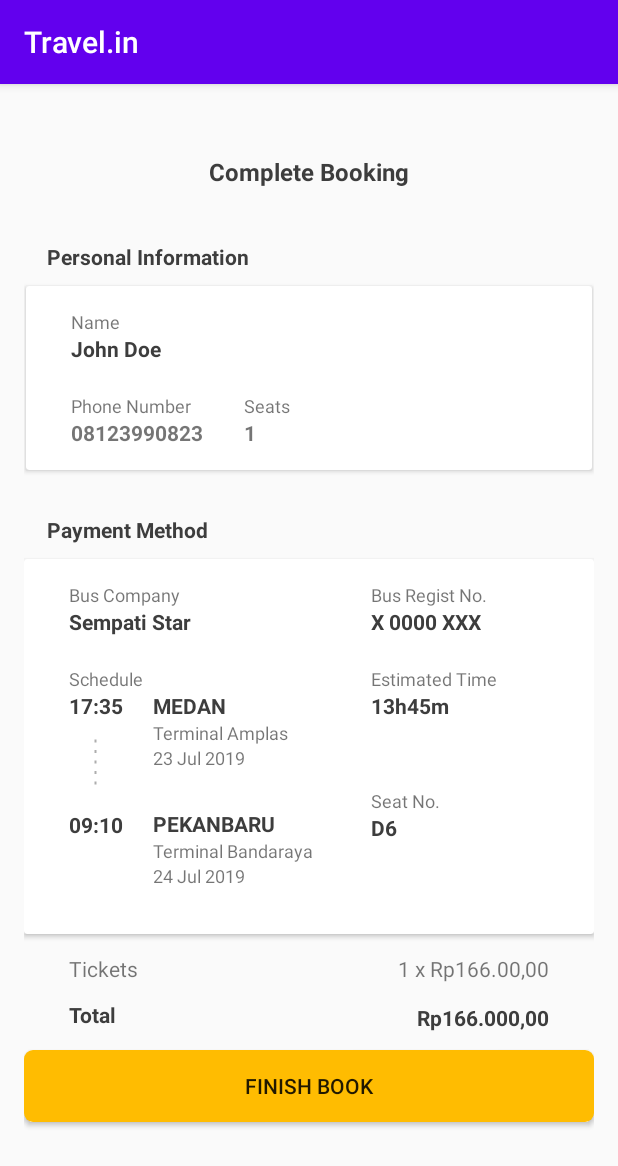
After one commit to hasnabila321/Travel.in_Ver2, an Android app: the CompleteBookPage screen opened directly, with no data from a screen before it, on a phone screen of 412 x 824 dp. The commit adds this screen. Shown: the top 1166 px of the screen. Run offline under Robolectric (Android 15) with nearby library versions, the light colour scheme and no system bars; 1 statement that could not run was skipped.

Commit message:
complete booking page

```diff
--- a/app/src/main/java/com/example/travelin/BookingSeatPage.java
+++ b/app/src/main/java/com/example/travelin/BookingSeatPage.java
@@ -1,5 +1,6 @@
 package com.example.travelin;
 
+import android.content.Intent;
 import android.os.Bundle;
 import android.view.View;
 import android.widget.Button;
@@ -10,7 +11,7 @@ import androidx.appcompat.app.AppCompatActivity;
 
 public class BookingSeatPage extends AppCompatActivity implements View.OnClickListener {
 
-    private Button search_buses;
+    private Button btnBookNow;
     private ImageView seatA1, seatA2, seatA3, seatA4, seatA5, seatA6;
     private ImageView seatB1, seatB2, seatB3, seatB4, seatB5, seatB6;
     private ImageView seatC1, seatC2, seatC3, seatC4, seatC5, seatC6;
@@ -22,6 +23,10 @@ public class BookingSeatPage extends AppCompatActivity implements View.OnClickLi
     protected void onCreate(Bundle savedInstanceState) {
         super.onCreate(savedInstanceState);
         setContentView(R.layout.activity_booking_seat);
+
+        btnBookNow = findViewById(R.id.btnBookNow);
+
+        btnBookNow.setOnClickListener(this);
 
         seatA1 = findViewById(R.id.seatA1);
         seatA2 = findViewById(R.id.seatA2);
@@ -107,22 +112,14 @@ public class BookingSeatPage extends AppCompatActivity implements View.OnClickLi
         seatD4.setOnClickListener(this);
         seatD5.setOnClickListener(this);
         seatD6.setOnClickListener(this);
-//        requestWindowFeature(Window.FEATURE_NO_TITLE);
-//        getWindow().setFlags(WindowManager.LayoutParams.FLAG_FULLSCREEN, WindowManager.LayoutParams.FLAG_FULLSCREEN);
-//        setContentView(R.layout.activity_main);
-//        search_buses = findViewById(R.id.search_buses);
-//        search_buses.setOnClickListener(view -> {
-//            Intent intent = new Intent(getApplicationContext(), Main2Activity.class);
-//            startActivity(intent);
-//        });
     }
 
     @Override
     public void onClick(View v) {
-        // Pake if yg ini buat ngatur2 tombol
-//        if(){
-
-//        }else {
+        if(v.getId() == R.id.btnBookNow){
+            Intent intent = new Intent(this, CompleteBookPage.class);
+            startActivity(intent);
+        }else {
             int i = 0;
             String seatId = ""; // nyimpen nama kursi yg dipilih
             int selectedSeat; // nyimpen nomor urutan array kursi ke berapa yg kita pilih
@@ -144,6 +141,6 @@ public class BookingSeatPage extends AppCompatActivity implements View.OnClickLi
             // Disini tinggal ngubah warna kursi jadi available sama ngecek kursi available atau ngga
             // Jangan lupa masukin kursi mana aja yg mau di booking
 
-//        }
+        }
     }
 }
--- /dev/null
+++ b/app/src/main/java/com/example/travelin/CompleteBookPage.java
@@ -0,0 +1,14 @@
+package com.example.travelin;
+
+import androidx.appcompat.app.AppCompatActivity;
+
+import android.os.Bundle;
+
+public class CompleteBookPage extends AppCompatActivity {
+
+    @Override
+    protected void onCreate(Bundle savedInstanceState) {
+        super.onCreate(savedInstanceState);
+        setContentView(R.layout.activity_complete_book_page);
+    }
+}
--- a/app/src/main/res/layout/activity_booking_seat.xml
+++ b/app/src/main/res/layout/activity_booking_seat.xml
@@ -677,7 +677,7 @@
         </ScrollView>
 
         <Button
-            android:id="@+id/button3"
+            android:id="@+id/btnBookNow"
             android:layout_width="350dp"
             android:layout_height="wrap_content"
             android:layout_marginTop="20dp"
--- a/app/src/main/res/layout/activity_bus_list_page.xml
+++ b/app/src/main/res/layout/activity_bus_list_page.xml
@@ -13,7 +13,7 @@
         android:id="@+id/cardView1"
         android:layout_width="0dp"
         android:layout_height="58dp"
-        app:layout_constraintEnd_toStartOf="@+id/button3"
+        app:layout_constraintEnd_toStartOf="@+id/btnBookNow"
         app:layout_constraintStart_toStartOf="parent"
         app:layout_constraintTop_toTopOf="parent">
 
@@ -57,7 +57,7 @@
         android:layout_width="0dp"
         android:layout_height="58dp"
         app:layout_constraintEnd_toEndOf="parent"
-        app:layout_constraintStart_toEndOf="@+id/button3"
+        app:layout_constraintStart_toEndOf="@+id/btnBookNow"
         app:layout_constraintTop_toTopOf="parent">
 
         <androidx.constraintlayout.widget.ConstraintLayout
@@ -95,7 +95,7 @@
     </androidx.cardview.widget.CardView>
 
     <Button
-        android:id="@+id/button3"
+        android:id="@+id/btnBookNow"
         android:layout_width="20dp"
         android:layout_height="58dp"
         android:background="@null"
@@ -110,7 +110,7 @@
         android:layout_marginTop="16dp"
         app:layout_constraintEnd_toEndOf="parent"
         app:layout_constraintStart_toStartOf="parent"
-        app:layout_constraintTop_toBottomOf="@+id/button3">
+        app:layout_constraintTop_toBottomOf="@+id/btnBookNow">
 
         <androidx.constraintlayout.widget.ConstraintLayout
             android:layout_width="match_parent"
--- /dev/null
+++ b/app/src/main/res/layout/activity_complete_book_page.xml
@@ -0,0 +1,422 @@
+<?xml version="1.0" encoding="utf-8"?>
+<androidx.constraintlayout.widget.ConstraintLayout xmlns:android="http://schemas.android.com/apk/res/android"
+    xmlns:app="http://schemas.android.com/apk/res-auto"
+    xmlns:tools="http://schemas.android.com/tools"
+    android:layout_width="match_parent"
+    android:layout_height="match_parent"
+    android:layout_margin="16dp"
+    tools:context=".CompleteBookPage">
+
+    <TextView
+        android:id="@+id/textView2"
+        android:layout_width="wrap_content"
+        android:layout_height="wrap_content"
+        android:layout_marginTop="31dp"
+        android:text="Complete Booking"
+        android:textColor="#3D3D3D"
+        android:textSize="16sp"
+        android:textStyle="bold"
+        app:layout_constraintEnd_toEndOf="parent"
+        app:layout_constraintStart_toStartOf="parent"
+        app:layout_constraintTop_toTopOf="parent" />
+
+    <TextView
+        android:id="@+id/textView4"
+        android:layout_width="wrap_content"
+        android:layout_height="wrap_content"
+        android:layout_marginStart="15dp"
+        android:layout_marginTop="36dp"
+        android:text="Personal Information"
+        android:textColor="#3D3D3D"
+        android:textStyle="bold"
+        app:layout_constraintStart_toStartOf="parent"
+        app:layout_constraintTop_toBottomOf="@+id/textView2" />
+
+    <androidx.cardview.widget.CardView
+        android:id="@+id/cardView"
+        android:layout_width="377dp"
+        android:layout_height="wrap_content"
+        android:layout_marginTop="10dp"
+        app:layout_constraintEnd_toEndOf="parent"
+        app:layout_constraintStart_toStartOf="parent"
+        app:layout_constraintTop_toBottomOf="@+id/textView4">
+
+        <androidx.constraintlayout.widget.ConstraintLayout
+            android:layout_width="match_parent"
+            android:layout_height="match_parent"
+            android:layout_marginStart="30dp"
+            android:layout_marginTop="15dp"
+            android:layout_marginEnd="30dp"
+            android:layout_marginBottom="15dp">
+
+            <TextView
+                android:id="@+id/textView5"
+                android:layout_width="wrap_content"
+                android:layout_height="wrap_content"
+                android:text="Name"
+                android:textSize="12sp"
+                app:layout_constraintStart_toStartOf="parent"
+                app:layout_constraintTop_toTopOf="parent" />
+
+            <TextView
+                android:id="@+id/textView6"
+                android:layout_width="wrap_content"
+                android:layout_height="wrap_content"
+                android:text="John Doe"
+                android:textColor="#3D3D3D"
+                android:textStyle="bold"
+                app:layout_constraintStart_toStartOf="parent"
+                app:layout_constraintTop_toBottomOf="@+id/textView5" />
+
+            <TextView
+                android:id="@+id/textView7"
+                android:layout_width="wrap_content"
+                android:layout_height="wrap_content"
+                android:layout_marginTop="20dp"
+                android:text="Phone Number"
+                android:textSize="12sp"
+                app:layout_constraintStart_toStartOf="parent"
+                app:layout_constraintTop_toBottomOf="@+id/textView6" />
+
+            <TextView
+                android:id="@+id/textView8"
+                android:layout_width="wrap_content"
+                android:layout_height="wrap_content"
+                android:text="08123990823"
+                android:textStyle="bold"
+                app:layout_constraintStart_toStartOf="parent"
+                app:layout_constraintTop_toBottomOf="@+id/textView7" />
+
+            <TextView
+                android:id="@+id/textView9"
+                android:layout_width="wrap_content"
+                android:layout_height="wrap_content"
+                android:layout_marginStart="27dp"
+                android:layout_marginTop="20dp"
+                android:text="Seats"
+                android:textSize="12sp"
+                app:layout_constraintStart_toEndOf="@+id/textView8"
+                app:layout_constraintTop_toBottomOf="@+id/textView6" />
+
+            <TextView
+                android:id="@+id/textView11"
+                android:layout_width="wrap_content"
+                android:layout_height="wrap_content"
+                android:layout_marginStart="27dp"
+                android:text="1"
+                android:textStyle="bold"
+                app:layout_constraintStart_toEndOf="@+id/textView8"
+                app:layout_constraintTop_toBottomOf="@+id/textView9" />
+
+        </androidx.constraintlayout.widget.ConstraintLayout>
+
+        <View
+            android:id="@+id/view3"
+            android:layout_width="wrap_content"
+            android:layout_height="1dp"
+            android:layout_gravity="center"
+            android:backgroundTint="#F4F4F4" />
+    </androidx.cardview.widget.CardView>
+
+    <TextView
+        android:id="@+id/textView12"
+        android:layout_width="wrap_content"
+        android:layout_height="wrap_content"
+        android:layout_marginStart="15dp"
+        android:layout_marginTop="30dp"
+        android:text="Payment Method"
+        android:textColor="#3D3D3D"
+        android:textStyle="bold"
+        app:layout_constraintStart_toStartOf="parent"
+        app:layout_constraintTop_toBottomOf="@+id/cardView" />
+
+    <androidx.cardview.widget.CardView
+        android:id="@+id/cardView4"
+        android:layout_width="0dp"
+        android:layout_height="250dp"
+        android:layout_marginTop="10dp"
+        app:layout_constraintEnd_toEndOf="parent"
+        app:layout_constraintStart_toStartOf="parent"
+        app:layout_constraintTop_toBottomOf="@+id/textView12">
+
+        <androidx.constraintlayout.widget.ConstraintLayout
+            android:layout_width="match_parent"
+            android:layout_height="match_parent"
+            android:layout_marginStart="30dp"
+            android:layout_marginTop="15dp"
+            android:layout_marginEnd="30dp"
+            android:layout_marginBottom="15dp">
+
+            <TextView
+                android:id="@+id/textView13"
+                android:layout_width="wrap_content"
+                android:layout_height="wrap_content"
+                android:text="Bus Company"
+                android:textSize="12sp"
+                app:layout_constraintStart_toStartOf="parent"
+                app:layout_constraintTop_toTopOf="parent" />
+
+            <TextView
+                android:id="@+id/textView14"
+                android:layout_width="wrap_content"
+                android:layout_height="wrap_content"
+                android:text="Sempati Star"
+                android:textColor="#3D3D3D"
+                android:textStyle="bold"
+                app:layout_constraintStart_toStartOf="parent"
+                app:layout_constraintTop_toBottomOf="@+id/textView13" />
+
+            <TextView
+                android:id="@+id/textView15"
+                android:layout_width="wrap_content"
+                android:layout_height="wrap_content"
+                android:layout_marginTop="20dp"
+                android:text="Schedule"
+                android:textSize="12sp"
+                app:layout_constraintStart_toStartOf="parent"
+                app:layout_constraintTop_toBottomOf="@+id/textView14" />
+
+            <TextView
+                android:id="@+id/textView17"
+                android:layout_width="wrap_content"
+                android:layout_height="wrap_content"
+                android:text="17:35"
+                android:textColor="#3D3D3D"
+                android:textSize="14sp"
+                android:textStyle="bold"
+                app:layout_constraintStart_toStartOf="parent"
+                app:layout_constraintTop_toBottomOf="@+id/textView15" />
+
+            <ImageView
+                android:id="@+id/imageView2"
+                android:layout_width="35dp"
+                android:layout_height="0dp"
+                android:layout_marginTop="8dp"
+                android:layout_marginBottom="8dp"
+                app:layout_constraintBottom_toTopOf="@+id/textView19"
+                app:layout_constraintStart_toStartOf="parent"
+                app:layout_constraintTop_toBottomOf="@+id/textView17"
+                app:srcCompat="@drawable/dashed_line" />
+
+            <TextView
+                android:id="@+id/textView19"
+                android:layout_width="wrap_content"
+                android:layout_height="wrap_content"
+                android:layout_marginBottom="48dp"
+                android:text="09:10"
+                android:textColor="#3D3D3D"
+                android:textStyle="bold"
+                app:layout_constraintBottom_toBottomOf="parent"
+                app:layout_constraintStart_toStartOf="parent" />
+
+            <TextView
+                android:id="@+id/textView22"
+                android:layout_width="wrap_content"
+                android:layout_height="wrap_content"
+                android:layout_marginStart="20dp"
+                android:layout_marginEnd="10dp"
+                android:inputType="textCapCharacters"
+                android:text="MEDAN"
+                android:textColor="#3D3D3D"
+                android:textStyle="bold"
+                app:layout_constraintEnd_toStartOf="@+id/view4"
+                app:layout_constraintHorizontal_bias="0.0"
+                app:layout_constraintStart_toEndOf="@+id/textView17"
+                app:layout_constraintTop_toBottomOf="@+id/textView15" />
+
+            <TextView
+                android:id="@+id/textView23"
+                android:layout_width="wrap_content"
+                android:layout_height="wrap_content"
+                android:layout_marginStart="20dp"
+                android:layout_marginEnd="10dp"
+                android:text="Terminal Amplas"
+                android:textSize="12sp"
+                app:layout_constraintEnd_toStartOf="@+id/view4"
+                app:layout_constraintHorizontal_bias="0.0"
+                app:layout_constraintStart_toEndOf="@+id/textView17"
+                app:layout_constraintTop_toBottomOf="@+id/textView22" />
+
+            <TextView
+                android:id="@+id/textView24"
+                android:layout_width="wrap_content"
+                android:layout_height="wrap_content"
+                android:layout_marginStart="20dp"
+                android:layout_marginEnd="10dp"
+                android:text="23 Jul 2019"
+                android:textSize="12sp"
+                app:layout_constraintEnd_toStartOf="@+id/view4"
+                app:layout_constraintHorizontal_bias="0.0"
+                app:layout_constraintStart_toEndOf="@+id/textView17"
+                app:layout_constraintTop_toBottomOf="@+id/textView23" />
+
+            <TextView
+                android:id="@+id/textView25"
+                android:layout_width="wrap_content"
+                android:layout_height="wrap_content"
+                android:layout_marginStart="20dp"
+                android:layout_marginEnd="10dp"
+                android:text="PEKANBARU"
+                android:textColor="#3D3D3D"
+                android:textStyle="bold"
+                app:layout_constraintBottom_toTopOf="@+id/textView27"
+                app:layout_constraintEnd_toStartOf="@+id/view4"
+                app:layout_constraintHorizontal_bias="0.0"
+                app:layout_constraintStart_toEndOf="@+id/textView19" />
+
+            <TextView
+                android:id="@+id/textView26"
+                android:layout_width="wrap_content"
+                android:layout_height="wrap_content"
+                android:layout_marginStart="20dp"
+                android:layout_marginEnd="10dp"
+                android:layout_marginBottom="15dp"
+                android:text="24 Jul 2019"
+                android:textSize="12sp"
+                app:layout_constraintBottom_toBottomOf="parent"
+                app:layout_constraintEnd_toStartOf="@+id/view4"
+                app:layout_constraintHorizontal_bias="0.0"
+                app:layout_constraintStart_toEndOf="@+id/textView19" />
+
+            <TextView
+                android:id="@+id/textView27"
+                android:layout_width="wrap_content"
+                android:layout_height="wrap_content"
+                android:layout_marginStart="20dp"
+                android:layout_marginEnd="10dp"
+                android:text="Terminal Bandaraya"
+                android:textSize="12sp"
+                app:layout_constraintBottom_toTopOf="@+id/textView26"
+                app:layout_constraintEnd_toStartOf="@+id/view4"
+                app:layout_constraintHorizontal_bias="0.0"
+                app:layout_constraintStart_toEndOf="@+id/textView19" />
+
+            <View
+                android:id="@+id/view4"
+                android:layout_width="1dp"
+                android:layout_height="wrap_content"
+                android:layout_marginStart="200dp"
+                android:background="@null"
+                app:layout_constraintBottom_toBottomOf="parent"
+                app:layout_constraintStart_toStartOf="parent"
+                app:layout_constraintTop_toTopOf="parent" />
+
+            <TextView
+                android:id="@+id/textView28"
+                android:layout_width="wrap_content"
+                android:layout_height="wrap_content"
+                android:text="Bus Regist No."
+                android:textSize="12sp"
+                app:layout_constraintStart_toEndOf="@+id/view4"
+                app:layout_constraintTop_toTopOf="parent" />
+
+            <TextView
+                android:id="@+id/textView29"
+                android:layout_width="wrap_content"
+                android:layout_height="wrap_content"
+                android:text="X 0000 XXX"
+                android:textColor="#3D3D3D"
+                android:textStyle="bold"
+                app:layout_constraintStart_toEndOf="@+id/view4"
+                app:layout_constraintTop_toBottomOf="@+id/textView28" />
+
+            <TextView
+                android:id="@+id/textView30"
+                android:layout_width="wrap_content"
+                android:layout_height="wrap_content"
+                android:layout_marginTop="20dp"
+                android:text="Estimated Time"
+                android:textSize="12sp"
+                app:layout_constraintStart_toEndOf="@+id/view4"
+                app:layout_constraintTop_toBottomOf="@+id/textView29" />
+
+            <TextView
+                android:id="@+id/textView31"
+                android:layout_width="wrap_content"
+                android:layout_height="wrap_content"
+                android:text="13h45m"
+                android:textColor="#3D3D3D"
+                android:textStyle="bold"
+                app:layout_constraintStart_toEndOf="@+id/view4"
+                app:layout_constraintTop_toBottomOf="@+id/textView30" />
+
+            <TextView
+                android:id="@+id/textView32"
+                android:layout_width="wrap_content"
+                android:layout_height="wrap_content"
+                android:layout_marginTop="45dp"
+                android:text="Seat No."
+                android:textSize="12sp"
+                app:layout_constraintStart_toEndOf="@+id/view4"
+                app:layout_constraintTop_toBottomOf="@+id/textView31" />
+
+            <TextView
+                android:id="@+id/textView33"
+                android:layout_width="wrap_content"
+                android:layout_height="wrap_content"
+                android:text="D6"
+                android:textColor="#3D3D3D"
+                android:textStyle="bold"
+                app:layout_constraintStart_toEndOf="@+id/view4"
+                app:layout_constraintTop_toBottomOf="@+id/textView32" />
+        </androidx.constraintlayout.widget.ConstraintLayout>
+    </androidx.cardview.widget.CardView>
+
+    <TextView
+        android:id="@+id/textView34"
+        android:layout_width="wrap_content"
+        android:layout_height="wrap_content"
+        android:layout_marginStart="30dp"
+        android:layout_marginTop="13dp"
+        android:text="Tickets"
+        app:layout_constraintStart_toStartOf="parent"
+        app:layout_constraintTop_toBottomOf="@+id/cardView4" />
+
+    <TextView
+        android:id="@+id/textView35"
+        android:layout_width="wrap_content"
+        android:layout_height="wrap_content"
+        android:layout_marginTop="13dp"
+        android:layout_marginEnd="30dp"
+        android:text="1 x Rp166.00,00"
+        android:textAlignment="textEnd"
+        app:layout_constraintEnd_toEndOf="parent"
+        app:layout_constraintTop_toBottomOf="@+id/cardView4" />
+
+    <TextView
+        android:id="@+id/textView36"
+        android:layout_width="wrap_content"
+        android:layout_height="wrap_content"
+        android:layout_marginStart="30dp"
+        android:layout_marginTop="11dp"
+        android:text="Total"
+        android:textColor="#3D3D3D"
+        android:textStyle="bold"
+        app:layout_constraintStart_toStartOf="parent"
+        app:layout_constraintTop_toBottomOf="@+id/textView34" />
+
+    <TextView
+        android:id="@+id/textView37"
+        android:layout_width="wrap_content"
+        android:layout_height="wrap_content"
+        android:layout_marginTop="13dp"
+        android:layout_marginEnd="30dp"
+        android:text="Rp166.000,00"
+        android:textAlignment="textEnd"
+        android:textColor="#3D3D3D"
+        android:textStyle="bold"
+        app:layout_constraintEnd_toEndOf="parent"
+        app:layout_constraintTop_toBottomOf="@+id/textView35" />
+
+    <Button
+        android:id="@+id/button2"
+        android:layout_width="0dp"
+        android:layout_height="wrap_content"
+        android:layout_marginTop="12dp"
+        android:background="@drawable/button_small"
+        android:text="Finish Book"
+        app:layout_constraintEnd_toEndOf="parent"
+        app:layout_constraintStart_toStartOf="parent"
+        app:layout_constraintTop_toBottomOf="@+id/textView37" />
+
+</androidx.constraintlayout.widget.ConstraintLayout>
--- a/app/src/main/res/layout/bus_viewholder.xml
+++ b/app/src/main/res/layout/bus_viewholder.xml
@@ -77,10 +77,12 @@
                 <ImageView
                     android:id="@+id/imageView"
                     android:layout_width="30dp"
-                    android:layout_height="30dp"
+                    android:layout_height="0dp"
                     android:layout_marginStart="3dp"
                     android:layout_marginTop="8dp"
-                    android:background="@drawable/dashed_line_bus_list"
+                    android:layout_marginBottom="8dp"
+                    android:background="@drawable/dashed_line"
+                    app:layout_constraintBottom_toTopOf="@+id/tvArrivalTime"
                     app:layout_constraintStart_toStartOf="parent"
                     app:layout_constraintTop_toBottomOf="@+id/tvDepartureTime" />
 
@@ -88,23 +90,23 @@
                     android:id="@+id/tvArrivalTime"
                     android:layout_width="wrap_content"
                     android:layout_height="wrap_content"
-                    android:layout_marginTop="8dp"
+                    android:layout_marginBottom="37dp"
                     android:text="00:00"
                     android:textColor="#585858"
                     android:textStyle="bold"
-                    app:layout_constraintStart_toStartOf="parent"
-                    app:layout_constraintTop_toBottomOf="@+id/imageView" />
+                    app:layout_constraintBottom_toBottomOf="parent"
+                    app:layout_constraintStart_toStartOf="parent" />
 
                 <TextView
                     android:id="@+id/tvArrivalDetails"
                     android:layout_width="wrap_content"
                     android:layout_height="wrap_content"
                     android:layout_marginStart="21dp"
-                    android:layout_marginTop="49dp"
+                    android:layout_marginBottom="3dp"
                     android:text="Arrival City Details"
                     android:textSize="12sp"
-                    app:layout_constraintStart_toEndOf="@+id/tvArrivalTime"
-                    app:layout_constraintTop_toBottomOf="@+id/tvDepartureDetails" />
+                    app:layout_constraintBottom_toTopOf="@+id/tvArrivalCity"
+                    app:layout_constraintStart_toEndOf="@+id/tvArrivalTime" />
 
                 <TextView
                     android:id="@+id/tvDepartureCity"
@@ -122,11 +124,11 @@
                     android:layout_width="wrap_content"
                     android:layout_height="wrap_content"
                     android:layout_marginStart="21dp"
-                    android:layout_marginTop="3dp"
+                    android:layout_marginBottom="17dp"
                     android:text="Arrival City"
                     android:textSize="12sp"
-                    app:layout_constraintStart_toEndOf="@+id/tvArrivalTime"
-                    app:layout_constraintTop_toBottomOf="@+id/tvArrivalDetails" />
+                    app:layout_constraintBottom_toBottomOf="parent"
+                    app:layout_constraintStart_toEndOf="@+id/tvArrivalTime" />
 
                 <TextView
                     android:id="@+id/tvBusReviewers"
```
Also changed, not shown: app/src/main/AndroidManifest.xml (+9 -4 lines), app/src/main/res/drawable/dashed_line.xml (renamed from app/src/main/res/drawable/dashed_line_bus_list.xml).
